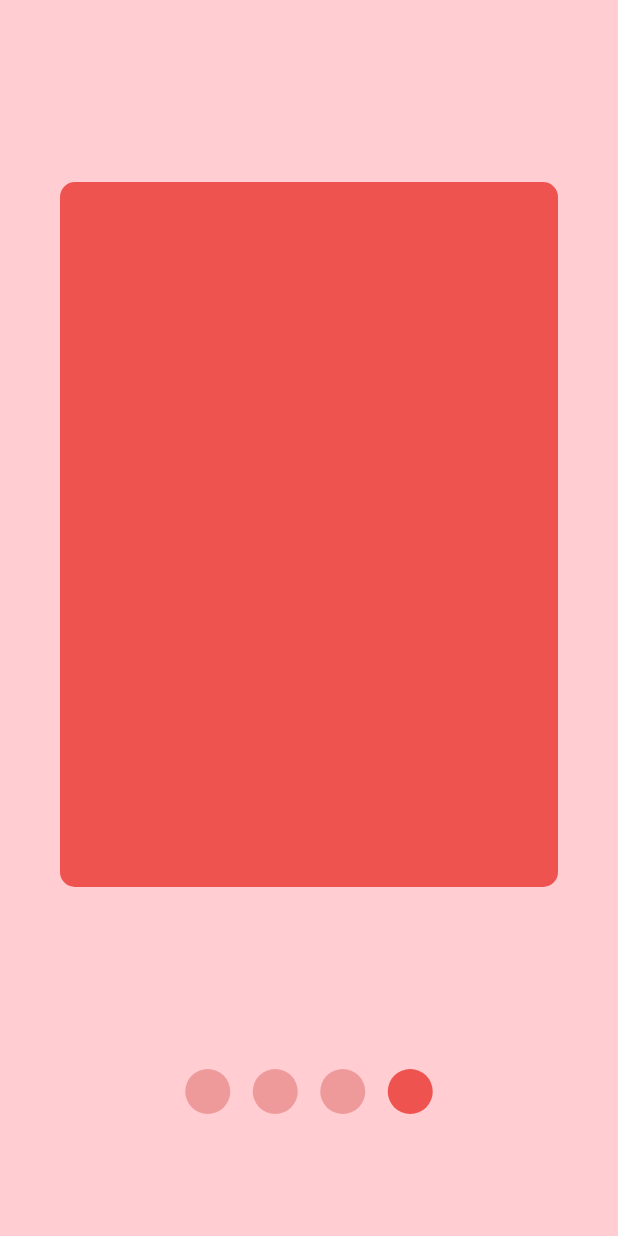
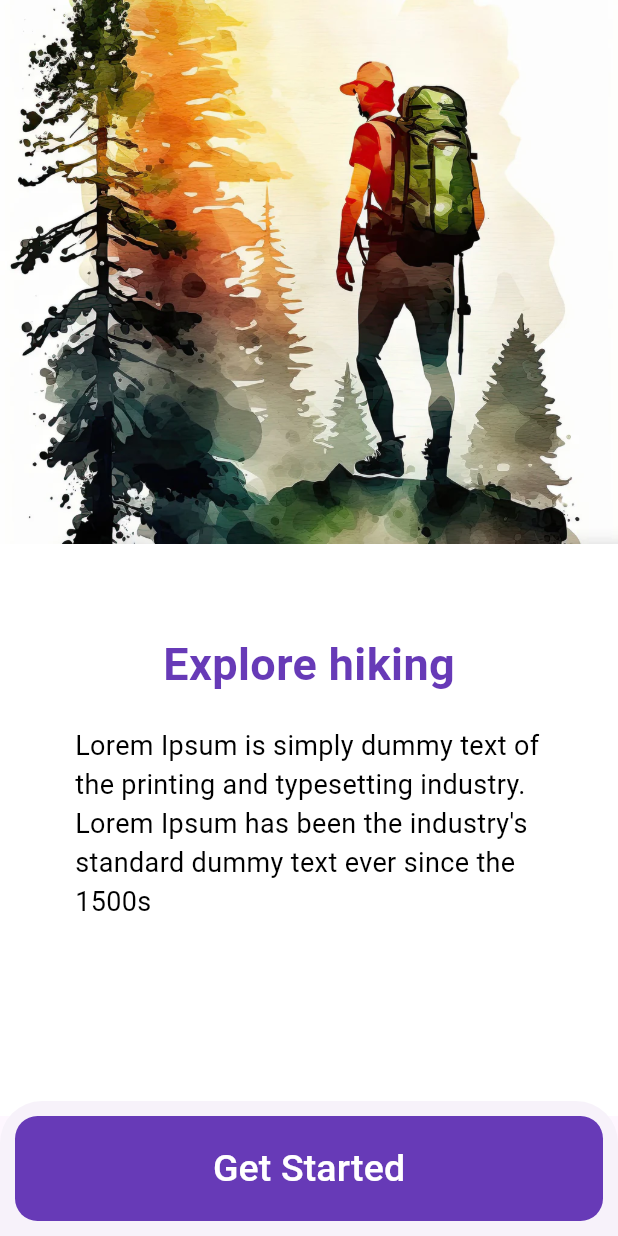
Before and after one commit to azizbekyokhubov1999/widgets_flutter_practise, a Flutter app: the screen it shows after launch, swiped to page 4, on a phone screen of 412 x 824 dp. Run offline on Flutter 3.47's test engine with Material 3 defaults, Android fonts, the phone set to English and light mode, and no system bars; drawn by our look-alikes of smooth_page_indicator; our stand-ins replace another_carousel_pro, avatar_glow, country_picker, curved_navigation_bar, fl_chart, flutter_slidable and 8 more.

Commit message:
for video 49 | Creating onBoarding Pages

```diff
--- a/lib/main.dart
+++ b/lib/main.dart
@@ -23,6 +23,7 @@ import 'package:widgets_flutter_practise/pages/lottie_animation.dart';
 import 'package:widgets_flutter_practise/pages/my_buttons.dart';
 import 'package:widgets_flutter_practise/pages/my_popup_menu.dart';
 import 'package:widgets_flutter_practise/pages/neuporphism.dart';
+import 'package:widgets_flutter_practise/pages/onBoarding_screen.dart';
 import 'package:widgets_flutter_practise/pages/page_1.dart';
 import 'package:widgets_flutter_practise/pages/page_view.dart';
 import 'package:widgets_flutter_practise/pages/percent_indicator.dart';
@@ -61,7 +62,7 @@ class MyApp extends StatelessWidget {
       theme: ThemeData(
         useMaterial3: true,
       ),
-      home: MySmoothPageIndicator()
+      home: MyOnBoardingScreen()
     );
   }
 }
--- /dev/null
+++ b/lib/pages/o_image_container.dart
@@ -0,0 +1,40 @@
+
+import 'package:flutter/material.dart';
+
+Widget buildImageContainer(
+    Color color,
+    String title,
+    String subTitle,
+    String imagePath,
+    ){
+  return Container(
+    color: color,
+    child: Column(
+      children: [
+        Image.asset(imagePath,
+        fit: BoxFit.cover,
+        width: double.infinity,
+        ),
+        SizedBox(height: 59),
+        Text(title,
+        style: TextStyle(
+          fontSize: 30,
+          color: Colors.deepPurple,
+          fontWeight: FontWeight.bold,
+        ),
+        ),
+        SizedBox(height: 20),
+        Container(
+          padding: EdgeInsets.symmetric(horizontal: 50),
+          child: Text(subTitle,
+          style: TextStyle(
+          fontSize: 18,
+          fontWeight: FontWeight.w400,
+          color: Colors.black
+          ),
+          ),
+        )
+      ],
+    ),
+  );
+}
--- /dev/null
+++ b/lib/pages/onBoarding_screen.dart
@@ -0,0 +1,172 @@
+import 'package:flutter/material.dart';
+import 'package:smooth_page_indicator/smooth_page_indicator.dart';
+
+import 'o_image_container.dart';
+
+class MyOnBoardingScreen extends StatefulWidget {
+  const MyOnBoardingScreen({super.key});
+
+  @override
+  State<MyOnBoardingScreen> createState() => _MyOnBoardingScreenState();
+}
+
+class _MyOnBoardingScreenState extends State<MyOnBoardingScreen> {
+
+  final controller = PageController();
+  bool isLastPage = false;
+
+  @override
+  void dispose() {
+    super.dispose();
+    controller.dispose();
+  }
+
+  @override
+  Widget build(BuildContext context) {
+    return Scaffold(
+      body: Container(
+        padding: EdgeInsets.only(bottom: 80),
+        child: PageView(
+          onPageChanged: (index){
+            setState(() {
+              isLastPage = index == 3;
+            });
+          },
+          controller: controller,
+          children: [
+            //for page 1
+            // Container(
+            //   color: Colors.red,
+            //   child: Center(
+            //     child: Text("Page 1"),
+            //   ),
+            // ),
+            // //for page 2
+            // Container(
+            //   color: Colors.blue,
+            //   child: Center(
+            //     child: Text("Page 2"),
+            //   ),
+            // ),
+            // //for page 3
+            // Container(
+            //   color: Colors.green,
+            //   child: Center(
+            //     child: Text("Page 3"),
+            //   ),
+            // ),
+            // //for page 4
+            // Container(
+            //   color: Colors.yellow,
+            //   child: Center(
+            //     child: Text("Page 4"),
+            //   ),
+            // ),
+
+            //pages widget
+            buildImageContainer(
+                Colors.white,
+                "Explore hiking",
+                "Lorem Ipsum is simply dummy text of the printing and typesetting industry. Lorem Ipsum has been the industry's standard dummy text ever since the 1500s",
+                "assets/images/image1.webp",
+            ),
+            buildImageContainer(
+              Colors.white,
+              "Explore hiking",
+              "Lorem Ipsum is simply dummy text of the printing and typesetting industry. Lorem Ipsum has been the industry's standard dummy text ever since the 1500s",
+              "assets/images/image2.jpg",
+            ),
+            buildImageContainer(
+              Colors.white,
+              "Explore hiking",
+              "Lorem Ipsum is simply dummy text of the printing and typesetting industry. Lorem Ipsum has been the industry's standard dummy text ever since the 1500s",
+              "assets/images/image3jpg.jpg",
+            ),
+            buildImageContainer(
+              Colors.white,
+              "Explore hiking",
+              "Lorem Ipsum is simply dummy text of the printing and typesetting industry. Lorem Ipsum has been the industry's standard dummy text ever since the 1500s",
+              "assets/images/image4.webp",
+            ),
+
+          ],
+        ),
+      ),
+
+      bottomSheet: isLastPage ?
+          Padding(
+            padding: const EdgeInsets.all(10),
+            child: TextButton(
+              style: TextButton.styleFrom(
+                shape: RoundedRectangleBorder(
+                  borderRadius: BorderRadius.circular(15),
+                ),
+                backgroundColor: Colors.deepPurple,
+                minimumSize: Size.fromHeight(70),
+              ),
+                onPressed: (){},
+                child: Text(
+                  "Get Started",
+                  style: TextStyle(
+                    color: Colors.white,
+                    fontSize: 25,
+                  ),
+                )
+            ),
+          ):  //for get started btn
+      Container(
+        padding: EdgeInsets.symmetric(horizontal: 40),
+        height: 70,
+        child: Row(
+          mainAxisAlignment: MainAxisAlignment.spaceBetween,
+          children: [
+            //text btn for skip
+            TextButton(
+                onPressed: (){
+                  controller.jumpToPage(3);
+                },
+                child: Text("Skip",
+                style: TextStyle(
+                  fontSize: 18
+                ),
+                ),
+            ),
+            //smooth page indicator
+            Center(
+              child: SmoothPageIndicator(
+                  controller: controller,
+                  count: 4,
+                onDotClicked: (index){
+                    controller.animateToPage(
+                        index,
+                        duration: Duration(milliseconds: 600),
+                        curve: Curves.easeInOut
+                    );
+                },
+                effect: WormEffect(
+                  dotColor: Colors.purple.shade200,
+                  activeDotColor: Colors.purple,
+
+                ),
+              ),
+            ),
+            //text btn for next
+            TextButton(
+              onPressed: (){
+                controller.nextPage(
+                    duration: Duration(milliseconds: 600),
+                    curve: Curves.easeInOut
+                );
+              },
+              child: Text("Next",
+                style: TextStyle(
+                    fontSize: 18
+                ),
+              ),
+            )
+          ],
+        ),
+      ),  // for bottom fields
+    );
+  }
+}
--- a/lib/pages/smooth_page_indicator.dart
+++ b/lib/pages/smooth_page_indicator.dart
@@ -32,14 +32,12 @@ class MySmoothPageIndicator extends StatelessWidget {
           SmoothPageIndicator(
               controller: _controller,
               count: 4,
-            effect: JumpingDotEffect(
+            effect: ExpandingDotsEffect(
               dotColor: Colors.red.shade200,
               dotHeight: 30,
               dotWidth: 30,
               activeDotColor: Colors.red.shade400,
               spacing: 15,
-              verticalOffset: 20,
-              jumpScale: 5
             ),
           )
         ],
```
Also changed, not shown: assets/images/image1.webp (added), assets/images/image2.jpg (added), assets/images/image3jpg.jpg (added), assets/images/image4.webp (added), lib/generated/assets.dart, 1 other file.
